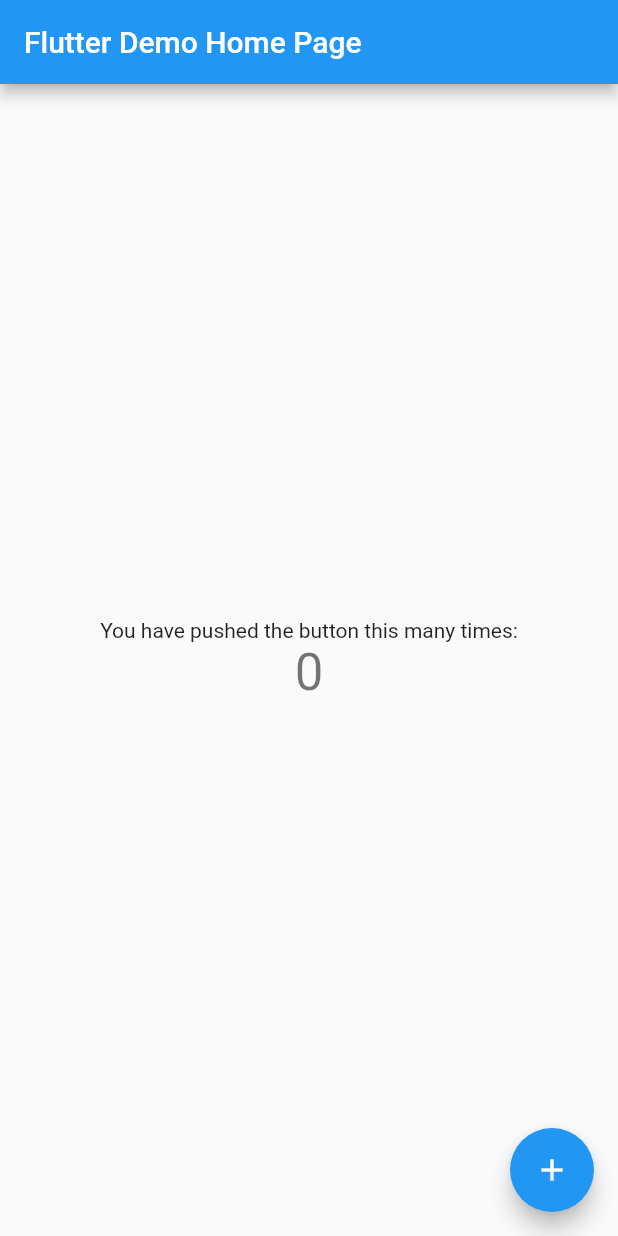
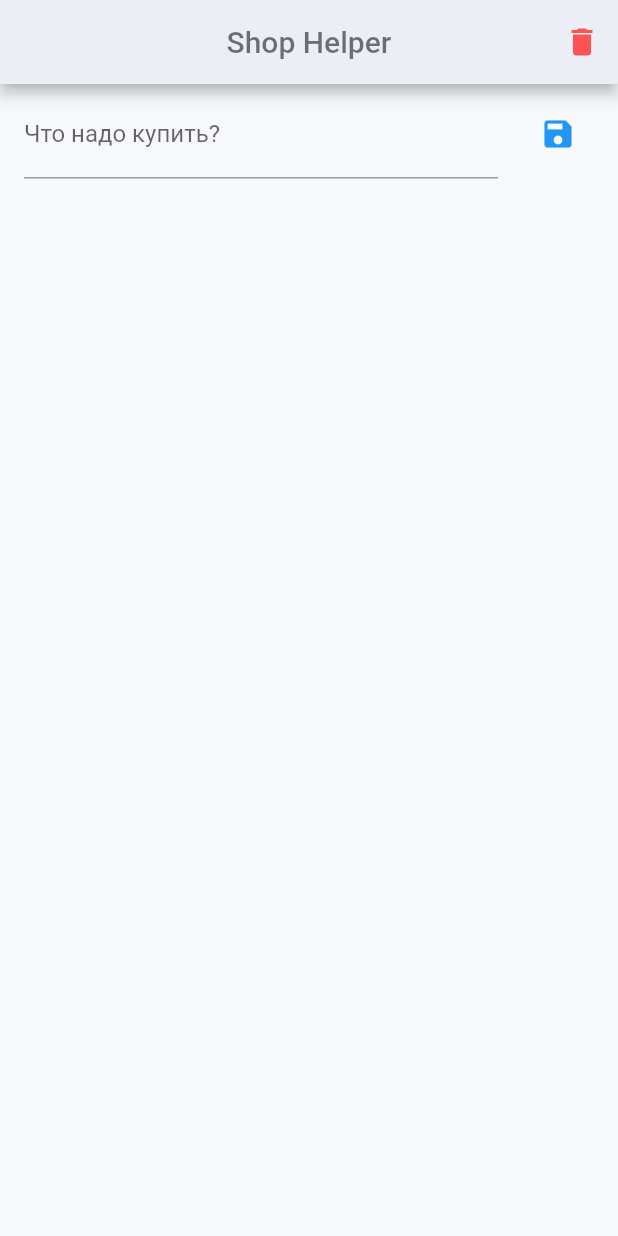
Before and after one commit to alhambr/shop-helper, a Flutter app: the screen it shows after launch, on a phone screen of 412 x 824 dp. Run offline on Flutter 3.47's test engine with Material 2 defaults, Android fonts, the light colour scheme and no system bars; our stand-ins replace google_fonts, localstorage.

Commit message:
working version 1.0

```diff
--- a/lib/main.dart
+++ b/lib/main.dart
@@ -1,115 +1,32 @@
 import 'package:flutter/material.dart';
+import 'package:google_fonts/google_fonts.dart';
+
+import 'pages/home_page.dart';
 
 void main() {
-  runApp(const MyApp());
+  WidgetsFlutterBinding.ensureInitialized();
+  runApp(MyApp());
 }
 
 class MyApp extends StatelessWidget {
-  const MyApp({Key? key}) : super(key: key);
 
-  // This widget is the root of your application.
   @override
   Widget build(BuildContext context) {
     return MaterialApp(
-      title: 'Flutter Demo',
+      title: 'Shop Helper',
       theme: ThemeData(
-        // This is the theme of your application.
-        //
-        // Try running your application with "flutter run". You'll see the
-        // application has a blue toolbar. Then, without quitting the app, try
-        // changing the primarySwatch below to Colors.green and then invoke
-        // "hot reload" (press "r" in the console where you ran "flutter run",
-        // or simply save your changes to "hot reload" in a Flutter IDE).
-        // Notice that the counter didn't reset back to zero; the application
-        // is not restarted.
         primarySwatch: Colors.blue,
+        visualDensity: VisualDensity.adaptivePlatformDensity,
+        textTheme: GoogleFonts.robotoTextTheme(
+          Theme
+              .of(context)
+              .textTheme,
+        ),
       ),
-      home: const MyHomePage(title: 'Flutter Demo Home Page'),
+      home: Scaffold(
+        body: HomePage(),
+      ),
     );
   }
+
 }
-
-class MyHomePage extends StatefulWidget {
-  const MyHomePage({Key? key, required this.title}) : super(key: key);
-
-  // This widget is the home page of your application. It is stateful, meaning
-  // that it has a State object (defined below) that contains fields that affect
-  // how it looks.
-
-  // This class is the configuration for the state. It holds the values (in this
-  // case the title) provided by the parent (in this case the App widget) and
-  // used by the build method of the State. Fields in a Widget subclass are
-  // always marked "final".
-
-  final String title;
-
-  @override
-  State<MyHomePage> createState() => _MyHomePageState();
-}
-
-class _MyHomePageState extends State<MyHomePage> {
-  int _counter = 0;
-
-  void _incrementCounter() {
-    setState(() {
-      // This call to setState tells the Flutter framework that something has
-      // changed in this State, which causes it to rerun the build method below
-      // so that the display can reflect the updated values. If we changed
-      // _counter without calling setState(), then the build method would not be
-      // called again, and so nothing would appear to happen.
-      _counter++;
-    });
-  }
-
-  @override
-  Widget build(BuildContext context) {
-    // This method is rerun every time setState is called, for instance as done
-    // by the _incrementCounter method above.
-    //
-    // The Flutter framework has been optimized to make rerunning build methods
-    // fast, so that you can just rebuild anything that needs updating rather
-    // than having to individually change instances of widgets.
-    return Scaffold(
-      appBar: AppBar(
-        // Here we take the value from the MyHomePage object that was created by
-        // the App.build method, and use it to set our appbar title.
-        title: Text(widget.title),
-      ),
-      body: Center(
-        // Center is a layout widget. It takes a single child and positions it
-        // in the middle of the parent.
-        child: Column(
-          // Column is also a layout widget. It takes a list of children and
-          // arranges them vertically. By default, it sizes itself to fit its
-          // children horizontally, and tries to be as tall as its parent.
-          //
-          // Invoke "debug painting" (press "p" in the console, choose the
-          // "Toggle Debug Paint" action from the Flutter Inspector in Android
-          // Studio, or the "Toggle Debug Paint" command in Visual Studio Code)
-          // to see the wireframe for each widget.
-          //
-          // Column has various properties to control how it sizes itself and
-          // how it positions its children. Here we use mainAxisAlignment to
-          // center the children vertically; the main axis here is the vertical
-          // axis because Columns are vertical (the cross axis would be
-          // horizontal).
-          mainAxisAlignment: MainAxisAlignment.center,
-          children: <Widget>[
-            const Text(
-              'You have pushed the button this many times:',
-            ),
-            Text(
-              '$_counter',
-              style: Theme.of(context).textTheme.headline4,
-            ),
-          ],
-        ),
-      ),
-      floatingActionButton: FloatingActionButton(
-        onPressed: _incrementCounter,
-        tooltip: 'Increment',
-        child: const Icon(Icons.add),
-      ), // This trailing comma makes auto-formatting nicer for build methods.
-    );
-  }
-}
--- /dev/null
+++ b/lib/models/Shop.dart
@@ -0,0 +1,25 @@
+class ShopItem {
+  String title;
+  bool done;
+
+  ShopItem({required this.title, required this.done});
+
+  toJSONEncodable() {
+    Map<String, dynamic> map = {};
+    map['title'] = title;
+    map['done'] = done;
+    return map;
+  }
+}
+
+
+
+class ShopList {
+  List<ShopItem> items = [];
+
+  toJSONEncodable() {
+    return items.map((item) {
+      return item.toJSONEncodable();
+    }).toList();
+  }
+}
--- /dev/null
+++ b/lib/pages/home_page.dart
@@ -0,0 +1,147 @@
+import 'package:flutter/material.dart';
+import 'package:shop_helper/models/Shop.dart';
+import 'package:localstorage/localstorage.dart';
+
+class HomePage extends StatefulWidget {
+  const HomePage({Key? key}) : super(key: key);
+
+  @override
+  State<HomePage> createState() => _HomePageState();
+}
+
+class _HomePageState extends State<HomePage> {
+  final ShopList list = ShopList();
+  final LocalStorage storage = LocalStorage('shop_list');
+  bool initialized = false;
+  TextEditingController controller = new TextEditingController();
+
+
+  @override
+  void dispose() {
+    controller.dispose();
+    super.dispose();
+  }
+
+  _toggleItem(ShopItem item) {
+    setState(() {
+      item.done = !item.done;
+      _saveToStorage();
+    });
+  }
+
+  _addItem(String title) {
+    setState(() {
+      list.items.add(ShopItem(title: title, done: false));
+      _saveToStorage();
+    });
+  }
+
+  _saveToStorage() {
+    storage.setItem('list', list.toJSONEncodable());
+  }
+
+  _clearStorage() async {
+    await storage.clear();
+
+    setState(() {
+      list.items = storage.getItem('list') ?? [];
+    });
+  }
+
+
+  @override
+  Widget build(BuildContext context) {
+    return Scaffold(
+      appBar: AppBar(
+        backgroundColor: Color.fromRGBO(236, 238, 245, 1),
+        title: const Text(
+          'Shop Helper', style: TextStyle(color: Colors.black54),),
+        centerTitle: true,
+        actions: [
+          IconButton(
+              onPressed: _clearStorage, icon: Icon(Icons.delete, color: Colors.redAccent,))
+        ],
+      ),
+      body: Container(
+        color: const Color.fromRGBO(247, 248, 251, 1),
+        constraints: const BoxConstraints.expand(),
+        child: FutureBuilder(
+          future: storage.ready,
+          builder: (BuildContext context, AsyncSnapshot snapshot) {
+            if(snapshot.data == null) {
+              return Center(
+                child: CircularProgressIndicator(color: Colors.blue,),
+              );
+            }
+
+            if(!initialized) {
+              var items = storage.getItem('list');
+              if(items != null) {
+                list.items = List<ShopItem>.from(
+                    (items as List).map((item) => ShopItem(
+                        title: item['title'],
+                        done: item['done'])
+                    ),
+                ).toList();
+              }
+              initialized = true;
+            }
+            return Column(
+              children: [
+                ListTile(
+                  title: TextField(
+                      controller: controller,
+                      decoration: InputDecoration(
+                        labelText: 'Что надо купить?',
+                      ),
+                  ),
+                  trailing: IconButton(
+                      onPressed: () {
+                        _addItem(controller.text);
+                        controller.clear();
+                      },
+                      icon: Icon(Icons.save, color: Colors.blue,)
+                  ),
+                ),
+                Expanded(
+                  flex: 1,
+                  child: ListView.builder(
+                      itemCount: list.items.length,
+                      itemBuilder: (context, index) {
+                        final item = list.items[index] as ShopItem;
+                        return Dismissible(
+                          background: Container(),
+                          key: Key(item.title),
+                          onDismissed: (direction) {
+                            // Remove the item from the data source.
+                            setState(() {
+                              list.items.removeAt(index);
+                              _saveToStorage();
+                            });
+                          },
+                          // background: Container(color: Colors.red),
+                          child: Card(
+                            child: ListTile(
+                              title: Text(item.title),
+                              leading: IconButton(
+                                  // onPressed: _toggleItem(item),
+                                  onPressed: () {
+                                    _toggleItem(item);
+                                  },
+                                  icon: !item.done?Icon(Icons.check_box_outline_blank):Icon(Icons.check_box)
+                              ),
+                              trailing: Icon(Icons.remove_circle),
+                            ),
+                          ),
+                        );
+                      }
+                  ),
+                ),
+              ],
+            );
+          },
+        ),
+      ),
+    );
+  }
+}
```
Also changed, not shown: pubspec.yaml (+9 -1 lines), assets/images/splash/splash_logo.png (added), pubspec.lock, 14 other files.
